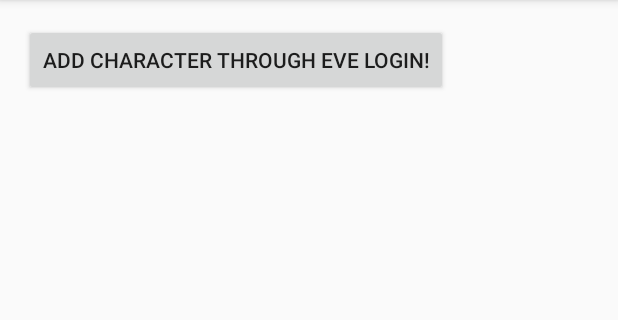
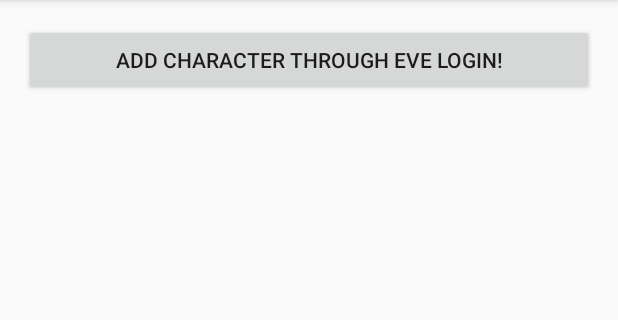
Before and after one commit to jbs1/Eve-Companion, an Android app: the screen it shows after launch (MainActivity), on a phone screen of 412 x 824 dp, the part 84-404 px from its top. Run offline under Robolectric (Android 15) with nearby library versions, the phone set to English and light mode, and no system bars.

```diff
--- a/app/src/main/java/com/jbs/evecompanion/AddChar.java
+++ b/app/src/main/java/com/jbs/evecompanion/AddChar.java
@@ -22,7 +22,6 @@ import javax.net.ssl.HttpsURLConnection;
 
 
 class AddChar extends AsyncTask<String, Void, JSONObject> {
-    private Exception exception;
     private Context ct;
 
     AddChar(Context context){
@@ -127,7 +126,7 @@ class AddChar extends AsyncTask<String, Void, JSONObject> {
             return json_result;
 
         } catch (Exception e) {
-            this.exception = e;
+            e.printStackTrace();
             return null;
         }
 
--- a/app/src/main/java/com/jbs/evecompanion/DBhelper.java
+++ b/app/src/main/java/com/jbs/evecompanion/DBhelper.java
@@ -6,17 +6,21 @@ import android.database.Cursor;
 import android.database.sqlite.SQLiteDatabase;
 import android.database.sqlite.SQLiteOpenHelper;
 
+import org.json.JSONArray;
+import org.json.JSONException;
+import org.json.JSONObject;
+
 
 class DBhelper extends SQLiteOpenHelper {
     private static final String DATABASE_NAME = "eve_comp.db";
     private static final int DATABASE_VERSION = 2;
-    private static final String AUTH_TABLE = "auth_table";
-    private static final String AUTH_TABLE_COL1 = "ID";
-    private static final String AUTH_TABLE_COL2 = "ACCESS_TOKEN";
-    private static final String AUTH_TABLE_COL3 = "REFRESH_TOKEN";
-    private static final String AUTH_TABLE_COL4 = "VALID_UNITL";
-    private static final String AUTH_TABLE_COL5 = "CHAR_ID";
-    private static final String AUTH_TABLE_COL6 = "CHAR_NAME";
+    private static final String CHAR_TABLE = "char_table";
+    private static final String CHAR_TABLE_COL0 = "ID";
+    private static final String CHAR_TABLE_COL1 = "ACCESS_TOKEN";
+    private static final String CHAR_TABLE_COL2 = "REFRESH_TOKEN";
+    private static final String CHAR_TABLE_COL3 = "VALID_UNITL";
+    private static final String CHAR_TABLE_COL4 = "CHAR_ID";
+    private static final String CHAR_TABLE_COL5 = "CHAR_NAME";
 
 
     DBhelper(Context context) {
@@ -25,7 +29,7 @@ class DBhelper extends SQLiteOpenHelper {
 
     @Override
     public void onCreate(SQLiteDatabase db) {
-        db.execSQL("create table "+AUTH_TABLE+" ("+AUTH_TABLE_COL1+" INTEGER PRIMARY KEY AUTOINCREMENT,"+AUTH_TABLE_COL2+" TEXT,"+AUTH_TABLE_COL3+" TEXT,"+AUTH_TABLE_COL4+" LONG,"+AUTH_TABLE_COL5+" INTEGER UNIQUE,"+AUTH_TABLE_COL6+" TEXT)");
+        db.execSQL("create table "+CHAR_TABLE+" ("+CHAR_TABLE_COL0+" INTEGER PRIMARY KEY AUTOINCREMENT,"+CHAR_TABLE_COL1+" TEXT,"+CHAR_TABLE_COL2+" TEXT,"+CHAR_TABLE_COL3+" LONG,"+CHAR_TABLE_COL4+" INTEGER UNIQUE,"+CHAR_TABLE_COL5+" TEXT)");
     }
 
     @Override
@@ -33,13 +37,13 @@ class DBhelper extends SQLiteOpenHelper {
         //db.execSQL();
     }
 
-    public void resetDB(){
+    void resetDB(){
         SQLiteDatabase db =this.getWritableDatabase();
-        db.execSQL("DROP TABLE "+AUTH_TABLE);
+        db.execSQL("DROP TABLE IF EXISTS "+CHAR_TABLE);
         this.onCreate(db);
     }
 
-    public String getTableAsString(String tableName) {
+    String getTableAsString(String tableName) {
         SQLiteDatabase db = this.getWritableDatabase();
         String tableString = String.format("Table %s:\n", tableName);
         Cursor allRows  = db.rawQuery("SELECT * FROM " + tableName, null);
@@ -62,12 +66,34 @@ class DBhelper extends SQLiteOpenHelper {
     boolean insert_char(String acctk, String reftk, long valid, int charid, String charname) {
         SQLiteDatabase db = this.getWritableDatabase();
         ContentValues ctv = new ContentValues();
-        ctv.put(AUTH_TABLE_COL2,acctk);
-        ctv.put(AUTH_TABLE_COL3,reftk);
-        ctv.put(AUTH_TABLE_COL4,valid);
-        ctv.put(AUTH_TABLE_COL5,charid);
-        ctv.put(AUTH_TABLE_COL6,charname);
-        long result = db.insert(AUTH_TABLE, null, ctv);
+        ctv.put(CHAR_TABLE_COL1,acctk);
+        ctv.put(CHAR_TABLE_COL2,reftk);
+        ctv.put(CHAR_TABLE_COL3,valid);
+        ctv.put(CHAR_TABLE_COL4,charid);
+        ctv.put(CHAR_TABLE_COL5,charname);
+        long result = db.insert(CHAR_TABLE, null, ctv);
         return result != -1;
     }
+
+    JSONArray get_all_chars(){
+        JSONArray arr=new JSONArray();
+        SQLiteDatabase db =this.getWritableDatabase();
+        Cursor chars=db.rawQuery("SELECT * FROM " + CHAR_TABLE,null);
+
+        if(chars.moveToFirst()){
+            do {
+                JSONObject c = new JSONObject();
+
+                try {
+                    c.put("name", chars.getString(5));
+                    c.put("id", chars.getInt(4));
+                } catch (JSONException e) {
+                    e.printStackTrace();
+                }
+                arr.put(c);
+            } while (chars.moveToNext());
+        }
+        chars.close();
+        return arr;
+    }
 }
--- a/app/src/main/java/com/jbs/evecompanion/MainActivity.java
+++ b/app/src/main/java/com/jbs/evecompanion/MainActivity.java
@@ -4,7 +4,10 @@ import android.content.Intent;
 import android.net.Uri;
 import android.support.v7.app.AppCompatActivity;
 import android.os.Bundle;
+import android.util.Log;
 import android.view.View;
+
+import org.json.JSONException;
 
 
 public class MainActivity extends AppCompatActivity {
@@ -19,6 +22,19 @@ public class MainActivity extends AppCompatActivity {
         myDB=new DBhelper(this);
     }
 
+    @Override
+    public void onResume() {
+        super.onResume();
+
+
+        try {
+            Log.i("eve_logged_chars",MainActivity.myDB.get_all_chars().toString(2));
+        } catch (JSONException e) {
+            e.printStackTrace();
+        }
+
+    }
+
     /**Calls eve login on butt click**/
     public void login_to_eve(View view){
         Uri uri = Uri.parse("https://login.eveonline.com/oauth/authorize/?response_type=code" +
--- a/app/src/main/res/layout/activity_main.xml
+++ b/app/src/main/res/layout/activity_main.xml
@@ -11,11 +11,34 @@
     tools:context="com.jbs.evecompanion.MainActivity">
 
     <Button
-        android:layout_width="wrap_content"
+        android:layout_width="match_parent"
         android:layout_height="wrap_content"
         android:text="@string/button_add_char"
         android:onClick="login_to_eve"
         android:layout_row="0"
         android:layout_column="0" />
 
+    <TableLayout
+        android:layout_width="match_parent"
+        android:layout_height="wrap_content"
+        android:layout_row="1"
+        android:layout_column="0" >
+
+        <TableRow
+            android:layout_width="match_parent"
+            android:layout_height="match_parent" />
+
+        <TableRow
+            android:layout_width="match_parent"
+            android:layout_height="match_parent" />
+
+        <TableRow
+            android:layout_width="match_parent"
+            android:layout_height="match_parent" />
+
+        <TableRow
+            android:layout_width="match_parent"
+            android:layout_height="match_parent" />
+    </TableLayout>
+
 </GridLayout>
```
